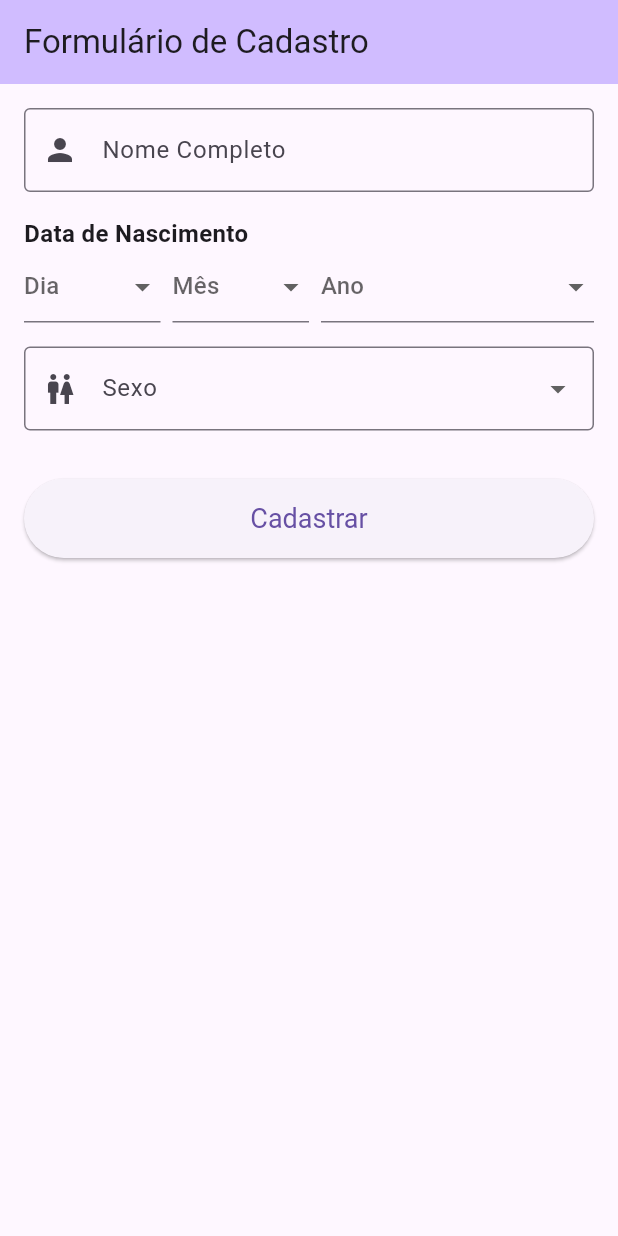
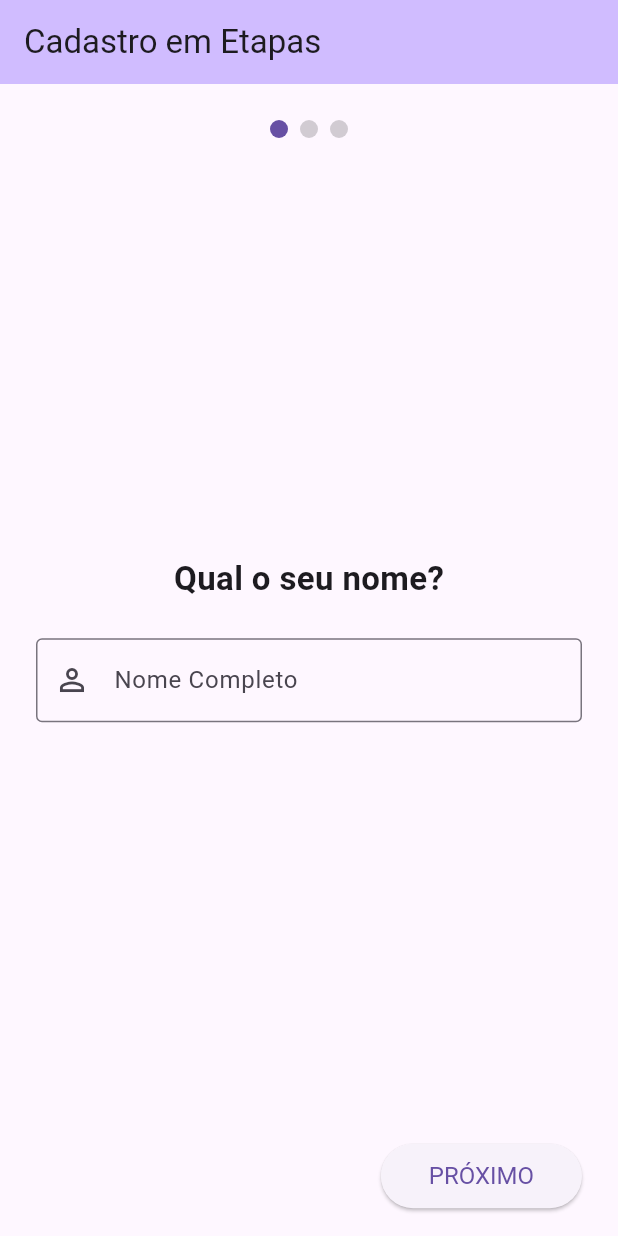
Before and after one commit to lazzarusxd/mobile-software-development, a Flutter app: the screen it shows after launch, on a phone screen of 412 x 824 dp. Run offline on Flutter 3.47's test engine with Material 3 defaults, Android fonts, the phone set to English and light mode, and no system bars.

Commit message:
feat: atividade 09/08 - implementação de uma lista horizontal no formulário de cadastro.

```diff
--- a/lib/formulario_cadastro.dart
+++ b/lib/formulario_cadastro.dart
@@ -8,58 +8,89 @@ class FormularioCadastro extends StatefulWidget {
 }
 
 class _FormularioCadastroState extends State<FormularioCadastro> {
-  final _formKey = GlobalKey<FormState>();
+  // Controle para o PageView, o cérebro do nosso carrossel
+  final _pageController = PageController();
+  // Uma lista de chaves, uma para cada etapa do formulário
+  final _formKeys = [
+    GlobalKey<FormState>(),
+    GlobalKey<FormState>(),
+    GlobalKey<FormState>(),
+  ];
+
+  // Estado do formulário
   final _nomeController = TextEditingController();
-
-  // Variáveis de estado para os campos de data e sexo
   String? _sexo;
   int? _diaSelecionado;
   int? _mesSelecionado;
   int? _anoSelecionado;
+  int _currentPage = 0;
 
   final List<String> _opcoesSexo = ['Homem', 'Mulher'];
 
-  // Função para validar se o usuário tem mais de 18 anos
+  @override
+  void dispose() {
+    _pageController.dispose();
+    _nomeController.dispose();
+    super.dispose();
+  }
+
+  // Validação de idade permanece a mesma, mas será chamada no momento certo
   String? _validarIdade() {
     if (_diaSelecionado == null || _mesSelecionado == null || _anoSelecionado == null) {
+      // Esta validação já é coberta pelo validator do Dropdown, mas mantemos como segurança
       return 'Por favor, insira a data completa.';
     }
-
     try {
-      // Constrói a data de nascimento a partir dos campos selecionados
       final dataNascimento = DateTime(_anoSelecionado!, _mesSelecionado!, _diaSelecionado!);
-
       final hoje = DateTime.now();
-      // Calcula a data exata de 18 anos atrás
       final dezoitoAnosAtras = DateTime(hoje.year - 18, hoje.month, hoje.day);
 
       if (dataNascimento.isAfter(dezoitoAnosAtras)) {
         return 'É necessário ter mais de 18 anos.';
       }
     } catch (e) {
-      // Captura datas inválidas como 31 de Fevereiro
-      return 'Data inválida.';
+      return 'Data inválida (ex: 31 de Fevereiro).';
     }
-
     return null;
   }
 
-  // Função para processar o cadastro
-  void _cadastrar() {
-    // Valida o formulário inteiro, incluindo a validação de idade customizada
-    if (_formKey.currentState!.validate()) {
-      // Dispara a validação da idade separadamente
+  // Função para avançar para a próxima página, validando a atual
+  void _nextPage() {
+    // Valida o formulário da página ATUAL
+    if (_formKeys[_currentPage].currentState!.validate()) {
+      // Se a página atual for a da data de nascimento, faz a validação de idade
+      if (_currentPage == 1) {
         final erroIdade = _validarIdade();
         if (erroIdade != null) {
-        // Se houver erro de idade, exibe um Snackbar
           ScaffoldMessenger.of(context).showSnackBar(
             SnackBar(content: Text(erroIdade), backgroundColor: Colors.red),
           );
-        return;
+          return; // Não avança se a idade for inválida
+        }
       }
 
-      // Se tudo estiver válido, exibe o diálogo de sucesso
-      final dataNascimentoFormatada = "${_diaSelecionado!.toString().padLeft(2,'0')}/${_mesSelecionado!.toString().padLeft(2,'0')}/$_anoSelecionado";
+      // Se não for a última página, avança
+      if (_currentPage < _formKeys.length - 1) {
+        _pageController.nextPage(
+          duration: const Duration(milliseconds: 300),
+          curve: Curves.easeOut,
+        );
+      }
+    }
+  }
+
+  void _previousPage() {
+    _pageController.previousPage(
+      duration: const Duration(milliseconds: 300),
+      curve: Curves.easeIn,
+    );
+  }
+
+  void _cadastrar() {
+    // Apenas valida a última página, pois as anteriores já foram validadas
+    if (_formKeys[_currentPage].currentState!.validate()) {
+      final dataNascimentoFormatada =
+          "${_diaSelecionado!.toString().padLeft(2, '0')}/${_mesSelecionado!.toString().padLeft(2, '0')}/$_anoSelecionado";
 
       showDialog(
         context: context,
@@ -87,119 +118,201 @@ class _FormularioCadastroState extends State<FormularioCadastro> {
     }
   }
 
-  @override
-  void dispose() {
-    _nomeController.dispose();
-    super.dispose();
+  // === Widgets para cada página do carrossel ===
+
+  Widget _buildNomePage() {
+    return Form(
+      key: _formKeys[0],
+      child: Padding(
+        padding: const EdgeInsets.symmetric(horizontal: 24.0),
+        child: Column(
+          mainAxisAlignment: MainAxisAlignment.center,
+          children: [
+            const Text('Qual o seu nome?', style: TextStyle(fontSize: 22, fontWeight: FontWeight.bold)),
+            const SizedBox(height: 24),
+            TextFormField(
+              controller: _nomeController,
+              decoration: const InputDecoration(
+                labelText: 'Nome Completo',
+                border: OutlineInputBorder(),
+                prefixIcon: Icon(Icons.person_outline),
+              ),
+              validator: (value) {
+                if (value == null || value.trim().length < 3) {
+                  return 'Por favor, insira um nome válido.';
+                }
+                return null;
+              },
+              onFieldSubmitted: (_) => _nextPage(),
+            ),
+          ],
+        ),
+      ),
+    );
+  }
+
+  Widget _buildDataNascimentoPage() {
+    return Form(
+      key: _formKeys[1],
+      child: Padding(
+        padding: const EdgeInsets.symmetric(horizontal: 24.0),
+        child: Column(
+          mainAxisAlignment: MainAxisAlignment.center,
+          children: [
+            const Text('Sua data de nascimento', style: TextStyle(fontSize: 22, fontWeight: FontWeight.bold)),
+            const SizedBox(height: 24),
+            Row(
+              crossAxisAlignment: CrossAxisAlignment.start,
+              children: [
+                Expanded(
+                  child: DropdownButtonFormField<int>(
+                    value: _diaSelecionado,
+                    hint: const Text('Dia'),
+                    items: List.generate(31, (i) => i + 1).map((d) => DropdownMenuItem(value: d, child: Text('$d'))).toList(),
+                    onChanged: (v) => setState(() => _diaSelecionado = v),
+                    validator: (v) => v == null ? '*' : null,
+                  ),
+                ),
+                const SizedBox(width: 8),
+                Expanded(
+                  child: DropdownButtonFormField<int>(
+                    value: _mesSelecionado,
+                    hint: const Text('Mês'),
+                    items: List.generate(12, (i) => i + 1).map((m) => DropdownMenuItem(value: m, child: Text('$m'))).toList(),
+                    onChanged: (v) => setState(() => _mesSelecionado = v),
+                    validator: (v) => v == null ? '*' : null,
+                  ),
+                ),
+                const SizedBox(width: 8),
+                Expanded(
+                  flex: 2,
+                  child: DropdownButtonFormField<int>(
+                    value: _anoSelecionado,
+                    hint: const Text('Ano'),
+                    items: List.generate(101, (i) => DateTime.now().year - i).map((a) => DropdownMenuItem(value: a, child: Text('$a'))).toList(),
+                    onChanged: (v) => setState(() => _anoSelecionado = v),
+                    validator: (v) => v == null ? '*' : null,
+                  ),
+                ),
+              ],
+            ),
+          ],
+        ),
+      ),
+    );
+  }
+
+  Widget _buildSexoPage() {
+    return Form(
+      key: _formKeys[2],
+      child: Padding(
+        padding: const EdgeInsets.symmetric(horizontal: 24.0),
+        child: Column(
+          mainAxisAlignment: MainAxisAlignment.center,
+          children: [
+            const Text('Como você se identifica?', style: TextStyle(fontSize: 22, fontWeight: FontWeight.bold)),
+            const SizedBox(height: 24),
+            DropdownButtonFormField<String>(
+              value: _sexo,
+              decoration: const InputDecoration(
+                labelText: 'Sexo',
+                border: OutlineInputBorder(),
+                prefixIcon: Icon(Icons.wc_outlined),
+              ),
+              items: _opcoesSexo.map((String v) => DropdownMenuItem<String>(value: v, child: Text(v))).toList(),
+              onChanged: (String? v) => setState(() => _sexo = v),
+              validator: (v) => v == null ? 'Selecione uma opção.' : null,
+            ),
+          ],
+        ),
+      ),
+    );
+  }
+
+  // === Widgets de controle e UI ===
+
+  Widget _buildProgressIndicator() {
+    return Row(
+      mainAxisAlignment: MainAxisAlignment.center,
+      children: List.generate(_formKeys.length, (index) {
+        return Container(
+          margin: const EdgeInsets.symmetric(horizontal: 4.0),
+          width: 12.0,
+          height: 12.0,
+          decoration: BoxDecoration(
+            shape: BoxShape.circle,
+            color: _currentPage == index
+                ? Theme.of(context).colorScheme.primary
+                : Theme.of(context).colorScheme.onSurface.withOpacity(0.2),
+          ),
+        );
+      }),
+    );
+  }
+
+  Widget _buildNavigationButtons() {
+    return Padding(
+      padding: const EdgeInsets.symmetric(horizontal: 24.0, vertical: 16.0),
+      child: Row(
+        mainAxisAlignment: MainAxisAlignment.spaceBetween,
+        children: [
+          // Botão Anterior
+          if (_currentPage > 0)
+            TextButton(
+              onPressed: _previousPage,
+              child: const Text('ANTERIOR'),
+            )
+          else
+            const SizedBox(), // Para manter o alinhamento
+
+          // Botão Próximo / Cadastrar
+          ElevatedButton(
+            style: ElevatedButton.styleFrom(
+              padding: const EdgeInsets.symmetric(horizontal: 32, vertical: 12),
+              textStyle: const TextStyle(fontSize: 16),
+            ),
+            onPressed: _currentPage == _formKeys.length - 1 ? _cadastrar : _nextPage,
+            child: Text(_currentPage == _formKeys.length - 1 ? 'CADASTRAR' : 'PRÓXIMO'),
+          ),
+        ],
+      ),
+    );
   }
 
   @override
   Widget build(BuildContext context) {
     return Scaffold(
       appBar: AppBar(
-        title: const Text('Formulário de Cadastro'),
+        title: const Text('Cadastro em Etapas'),
         backgroundColor: Theme.of(context).colorScheme.inversePrimary,
       ),
-      body: Form(
-        key: _formKey,
-        child: SingleChildScrollView(
-          padding: const EdgeInsets.all(16.0),
-          child: Column(
-            crossAxisAlignment: CrossAxisAlignment.stretch,
-            children: <Widget>[
-              // Campo Nome Completo
-              TextFormField(
-                controller: _nomeController,
-                decoration: const InputDecoration(
-                  labelText: 'Nome Completo',
-                  border: OutlineInputBorder(),
-                  prefixIcon: Icon(Icons.person),
-                ),
-                validator: (value) {
-                  if (value == null || value.trim().isEmpty) {
-                    return 'Por favor, insira o seu nome completo.';
-                  }
-                  return null;
+      body: Column(
+        children: [
+          const SizedBox(height: 24),
+          // Indicador de progresso
+          _buildProgressIndicator(),
+          const SizedBox(height: 16),
+          // O PageView que contém os micro-formulários
+          Expanded(
+            child: PageView(
+              controller: _pageController,
+              // Desabilita o scroll por gesto para forçar o uso dos botões
+              physics: const NeverScrollableScrollPhysics(),
+              onPageChanged: (page) {
+                setState(() {
+                  _currentPage = page;
+                });
               },
-              ),
-              const SizedBox(height: 16.0),
-
-              // Seção Data de Nascimento
-              const Text('Data de Nascimento', style: TextStyle(fontSize: 16, fontWeight: FontWeight.bold)),
-              Row(
-                crossAxisAlignment: CrossAxisAlignment.start,
               children: [
-                  // Dropdown Dia
-                  Expanded(
-                    child: DropdownButtonFormField<int>(
-                      value: _diaSelecionado,
-                      hint: const Text('Dia'),
-                      items: List.generate(31, (index) => index + 1)
-                          .map((dia) => DropdownMenuItem(value: dia, child: Text(dia.toString())))
-                          .toList(),
-                      onChanged: (valor) => setState(() => _diaSelecionado = valor),
-                      validator: (v) => v == null ? '*' : null,
-                    ),
-                  ),
-                  const SizedBox(width: 8),
-                  // Dropdown Mês
-                  Expanded(
-                    child: DropdownButtonFormField<int>(
-                      value: _mesSelecionado,
-                      hint: const Text('Mês'),
-                      items: List.generate(12, (index) => index + 1)
-                          .map((mes) => DropdownMenuItem(value: mes, child: Text(mes.toString())))
-                          .toList(),
-                      onChanged: (valor) => setState(() => _mesSelecionado = valor),
-                      validator: (v) => v == null ? '*' : null,
-                    ),
-                  ),
-                  const SizedBox(width: 8),
-                  // Dropdown Ano
-                  Expanded(
-                    flex: 2,
-                    child: DropdownButtonFormField<int>(
-                      value: _anoSelecionado,
-                      hint: const Text('Ano'),
-                      items: List.generate(101, (index) => DateTime.now().year - index)
-                          .map((ano) => DropdownMenuItem(value: ano, child: Text(ano.toString())))
-                          .toList(),
-                      onChanged: (valor) => setState(() => _anoSelecionado = valor),
-                      validator: (v) => v == null ? '*' : null,
-                    ),
-                  ),
-                ],
-              ),
-              const SizedBox(height: 16.0),
-
-              // Campo Sexo
-              DropdownButtonFormField<String>(
-                value: _sexo,
-                decoration: const InputDecoration(
-                  labelText: 'Sexo',
-                  border: OutlineInputBorder(),
-                  prefixIcon: Icon(Icons.wc),
-                ),
-                items: _opcoesSexo.map((String valor) {
-                  return DropdownMenuItem<String>(value: valor, child: Text(valor));
-                }).toList(),
-                onChanged: (String? novoValor) => setState(() => _sexo = novoValor),
-                validator: (value) => value == null ? 'Selecione o sexo.' : null,
-              ),
-              const SizedBox(height: 32.0),
-
-              // Botão de Cadastro
-              ElevatedButton(
-                onPressed: _cadastrar,
-                style: ElevatedButton.styleFrom(
-                  padding: const EdgeInsets.symmetric(vertical: 16.0),
-                  textStyle: const TextStyle(fontSize: 18),
-                ),
-                child: const Text('Cadastrar'),
-              ),
+                _buildNomePage(),
+                _buildDataNascimentoPage(),
+                _buildSexoPage(),
               ],
             ),
           ),
+          // Botões de navegação
+          _buildNavigationButtons(),
+        ],
       ),
     );
   }
```
Lines whose indentation alone changed are shown as unchanged.
